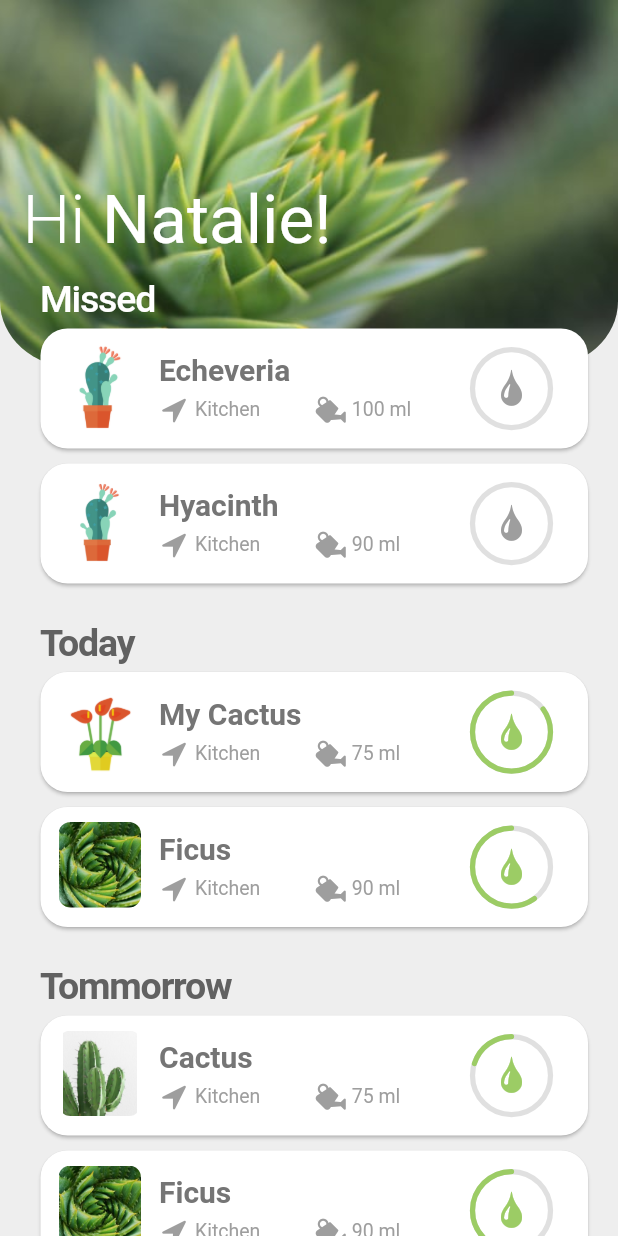
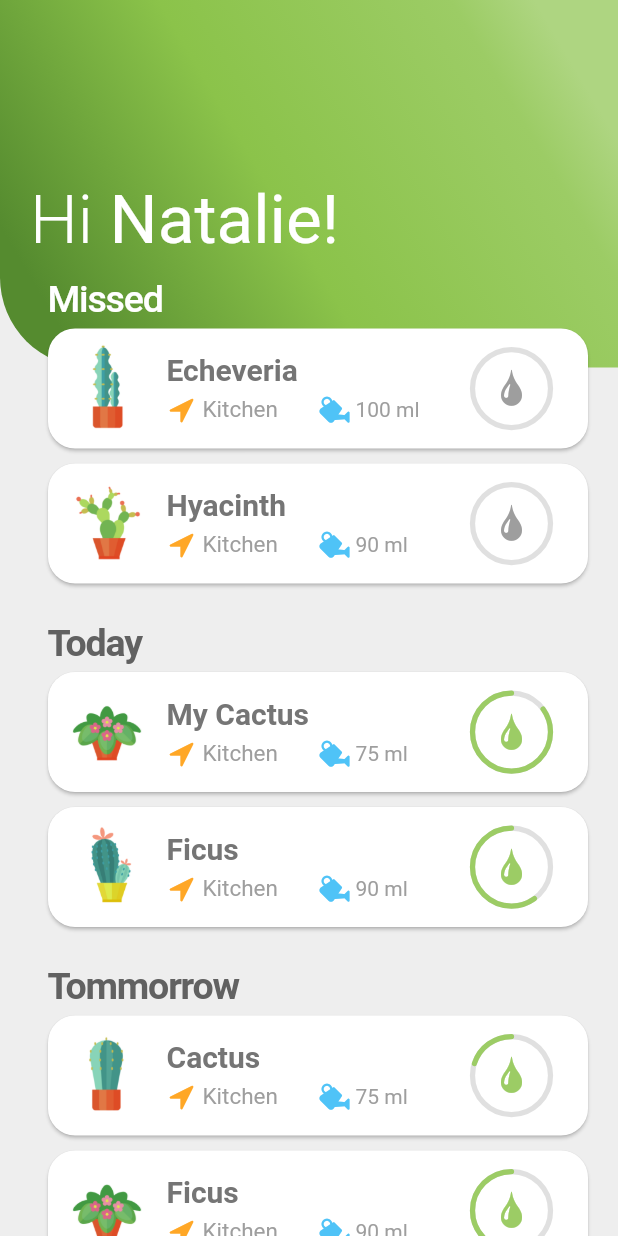
Before and after one commit to benjaminkostiuk/sprout, a Flutter app: the WateringList widget shown alone on an empty page, opened directly, on a phone screen of 412 x 824 dp. Run offline on Flutter 3.47's test engine with Material 2 defaults, Android fonts, the phone set to English and light mode, and no system bars; our stand-ins replace sliding_up_panel; missing offline and left inert: rect_getter.

```diff
--- a/lib/widgets/plantcard.dart
+++ b/lib/widgets/plantcard.dart
@@ -35,7 +35,7 @@ class PlantCard extends StatelessWidget {
                   borderRadius: BorderRadius.circular(8.0),
                   child: Image.asset(
                     plant.assetName,
-                    fit: BoxFit.fitHeight,
+                    fit: BoxFit.contain,
                   ),
                 ),
               ),
@@ -66,7 +66,7 @@ class PlantCard extends StatelessWidget {
                             Icon(
                               CustomIcons.location,
                               size: 20.0,
-                              color: Colors.grey[500],
+                              color: Colors.orange[400],
                             ),
                             Padding(
                               padding: EdgeInsets.only(right: 4.0),
@@ -74,7 +74,7 @@ class PlantCard extends StatelessWidget {
                             Text(
                               plant.location,
                               style: TextStyle(
-                                  fontSize: 13.0, color: Colors.grey[500]),
+                                  fontSize: 15.0, color: Colors.grey[500]),
                             ),
                           ],
                         ),
@@ -85,7 +85,7 @@ class PlantCard extends StatelessWidget {
                             Icon(
                               CustomIcons.watering,
                               size: 20.0,
-                              color: Colors.grey[500],
+                              color: Colors.lightBlue[300],
                             ),
                             Padding(
                               padding: EdgeInsets.only(right: 4.0),
@@ -93,7 +93,7 @@ class PlantCard extends StatelessWidget {
                             Text(
                               plant.waterConsumption.toString() + ' ml',
                               style: TextStyle(
-                                fontSize: 13.0,
+                                fontSize: 14.0,
                                 color: Colors.grey[500],
                               ),
                             )
--- a/lib/widgets/wateringlist.dart
+++ b/lib/widgets/wateringlist.dart
@@ -1,3 +1,4 @@
+import 'dart:math';
 import 'package:flutter/material.dart';
 
 import 'package:plant_life/widgets/plantcard.dart';
@@ -114,39 +115,44 @@ class WateringList extends StatefulWidget {
 }
 
 class _WateringListState extends State<WateringList> {
+
+  static Random rnd = Random();
+
   // Holds plant data
   Map<String, List<PlantCard>> plantData = {
     'Missed': [
       PlantCard(
-        Plant('Echeveria', 'Kitchen', 100, 'assets/flat_icons/imageonline-co-split-image (1).png', 0),
+        Plant('Echeveria', 'Kitchen', 100,
+            'assets/plant_icons/plant' + (1 + rnd.nextInt(15)).toString() + '.png', 0),
         key: Key('100'),
       ),
       PlantCard(
-        Plant('Hyacinth', 'Kitchen', 90, 'assets/planticon2.png', 0),
+        Plant('Hyacinth', 'Kitchen', 90, 'assets/plant_icons/plant' + (1 + rnd.nextInt(15)).toString() + '.png', 0),
         key: Key('101'),
       ),
     ],
     'Today': [
       PlantCard(
-        Plant('My Cactus', 'Kitchen', 75, 'assets/flat_icons/imageonline-co-split-image (2).png', 85),
+        Plant('My Cactus', 'Kitchen', 75,
+            'assets/plant_icons/plant' + (1 + rnd.nextInt(15)).toString() + '.png', 85),
         key: Key('102'),
       ),
       PlantCard(
-        Plant('Ficus', 'Kitchen', 90, 'assets/aloe_vera.jpg', 60),
+        Plant('Ficus', 'Kitchen', 90, 'assets/plant_icons/plant' + (1 + rnd.nextInt(15)).toString() + '.png', 60),
         key: Key('103'),
       ),
     ],
     'Tommorrow': [
       PlantCard(
-        Plant('Cactus', 'Kitchen', 75, 'assets/thorny-plant.jpg', 20),
+        Plant('Cactus', 'Kitchen', 75, 'assets/plant_icons/plant' + (1 + rnd.nextInt(15)).toString() + '.png', 20),
         key: Key('104'),
       ),
       PlantCard(
-        Plant('Ficus', 'Kitchen', 90, 'assets/aloe_vera.jpg', 60),
+        Plant('Ficus', 'Kitchen', 90, 'assets/plant_icons/plant' + (1 + rnd.nextInt(15)).toString() + '.png', 60),
         key: Key('105'),
       ),
       PlantCard(
-        Plant('Ficus', 'Kitchen', 90, 'assets/plant2.jpg', 60),
+        Plant('Ficus', 'Kitchen', 90, 'assets/plant_icons/plant' + (1 + rnd.nextInt(15)).toString() + '.png', 60),
         key: Key('106'),
       ),
     ]
@@ -171,25 +177,43 @@ class _WateringListState extends State<WateringList> {
                 SizedBox(
                   width: double.infinity,
                   child: Container(
-                    height: 245.0,
-                    child: FittedBox(
-                      fit: BoxFit.fill,
-                      child: ClipRRect(
-                        borderRadius: BorderRadius.only(
-                          bottomLeft: Radius.circular(60.0),
-                          bottomRight: Radius.circular(60.0),
-                        ),
-                        child: Image.asset(
-                          'assets/heading.jpg',
-                          fit: BoxFit.fitWidth,
-                        ),
+                    decoration: BoxDecoration(
+                      gradient: LinearGradient(
+                        begin: Alignment.bottomLeft,
+                        end: Alignment.topRight,
+                        stops: [0.1, 0.45, 0.8, 0.9],
+                        colors: [
+                          Colors.lightGreen[800],
+                          Colors.lightGreen[500],
+                          Colors.lightGreen[400],
+                          Colors.lightGreen[300],
+                        ],
+                      ),
+                      borderRadius: BorderRadius.only(
+                        bottomLeft: Radius.circular(60.0),
                       ),
                     ),
+                    height: 245.0,
+                    // child: FittedBox(
+                    //   fit: BoxFit.fill,
+                    //   child: Container(color: Colors.red,),
+                    //   // child: ClipRRect(
+                    //   //   borderRadius: BorderRadius.only(
+                    //   //     bottomLeft: Radius.circular(60.0),
+                    //   //     bottomRight: Radius.circular(0.0),
+                    //   //   ),
+
+                    //   //   child: Image.asset(
+                    //   //     'assets/heading.jpg',
+                    //   //     fit: BoxFit.fitWidth,
+                    //   //   ),
+                    //   // ),
+                    // ),
                   ),
                 ),
                 Container(
                   padding: EdgeInsets.only(
-                      top: 120.0, left: 15.0, right: 15.0, bottom: 40.0),
+                      top: 120.0, left: 20.0, right: 15.0, bottom: 40.0),
                   child: Column(
                     children: <Widget>[
                       Row(
--- a/pubspec.yaml
+++ b/pubspec.yaml
@@ -45,7 +45,7 @@ flutter:
   # To add assets to your application, add an assets section, like this:
   assets:
    - assets/
-   - assets/flat_icons/
+   - assets/plant_icons/
 
   # An image asset can refer to one or more resolution-specific "variants", see
   # https://flutter.dev/assets-and-images/#resolution-aware.
```
Also changed, not shown: lib/screens/home.dart (+34 -0 lines).
